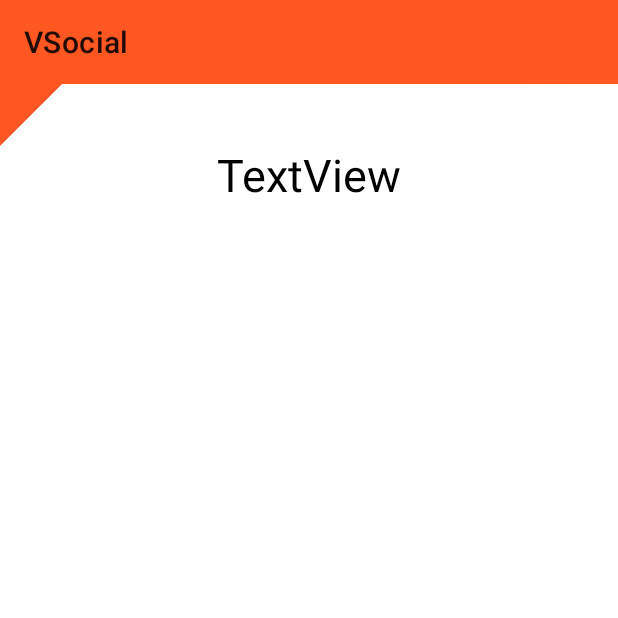
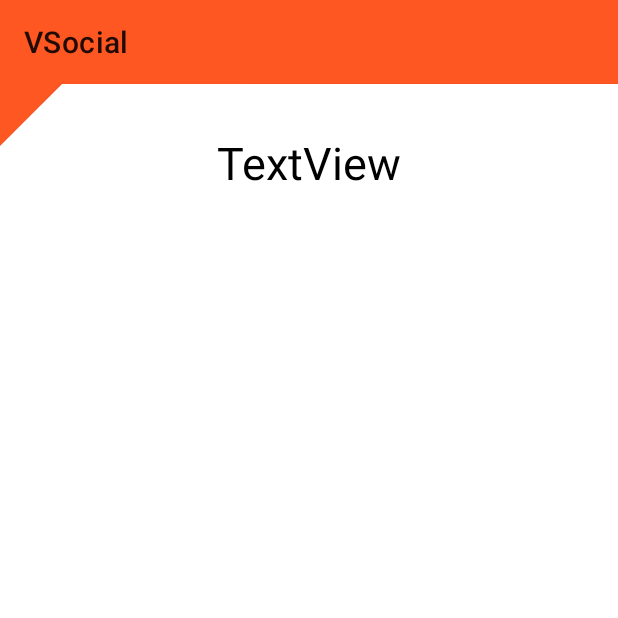
Before and after one commit to VadimKost/SocialNet_Android_app, an Android app: the UserActivity screen opened directly, with no data from a screen before it, on a phone screen of 412 x 824 dp, the top half of it. Run offline under Robolectric (Android 15) with nearby library versions, the phone set to English and light mode, and no system bars; our stand-ins replace Picasso; pictures from the network do not load.

Commit message:
Replacing DONE

```diff
--- a/app/src/main/java/com/V/VSocial/Data.kt
+++ b/app/src/main/java/com/V/VSocial/Data.kt
@@ -26,7 +26,7 @@ object SocialService {
 
 interface JSONPlaceHolderApi {
     @GET("currentuser/")
-    fun getCurrentUser(@Header("Authorization") credentials:String): Call<User>
+    fun getCurrentUser(@Header("Authorization") credentials: String?): Call<User>
 }
 
 
--- a/app/src/main/java/com/V/VSocial/UserActivity.kt
+++ b/app/src/main/java/com/V/VSocial/UserActivity.kt
@@ -1,9 +1,16 @@
 package com.V.VSocial
 
+import android.content.Context
 import android.os.Bundle
+import android.util.Log
+import android.widget.Toast
 import androidx.appcompat.app.AppCompatActivity
 import androidx.appcompat.widget.Toolbar
+import com.squareup.picasso.Picasso
 import kotlinx.android.synthetic.main.activity_user.*
+import retrofit2.Call
+import retrofit2.Callback
+import retrofit2.Response
 
 
 class UserActivity : AppCompatActivity(){
@@ -11,6 +18,27 @@ class UserActivity : AppCompatActivity(){
         super.onCreate(savedInstanceState)
         setContentView(R.layout.activity_user)
         setSupportActionBar(toolbar as Toolbar)
+        SocialService.Api()
+            .getCurrentUser(getSharedPreferences("Settings",Context.MODE_PRIVATE).getString("UAC",""))
+            .enqueue(object : Callback<User> {
+                override fun onResponse(call: Call<User>, response: Response<User>) {
+                    val user: User? = response.body()
+                    if (response.isSuccessful){
+                        if (user != null) {
+                            username_f.text=user.username
+                            val mPicasso = Picasso.with(this@UserActivity)
+                            mPicasso.setIndicatorsEnabled(true)
+                            mPicasso.load(user.img.photo).into(image);
+                        }
+                    }else{
+                        Toast.makeText(this@UserActivity, "Something went WRONG", Toast.LENGTH_SHORT).show()
+                    }
+                }
+                override fun onFailure(call: Call<User?>, t: Throwable) {
+                    Log.e("","lox")
+                    t.printStackTrace()
+                }
+            })
 
 
     }
--- a/app/src/main/res/layout/activity_user.xml
+++ b/app/src/main/res/layout/activity_user.xml
@@ -47,13 +47,15 @@
                 android:id="@+id/username_f"
                 android:layout_width="wrap_content"
                 android:layout_height="wrap_content"
-                android:layout_marginTop="24dp"
+                android:layout_marginTop="16dp"
                 android:text="TextView"
                 android:textColor="@color/primaryTextColor"
                 android:textSize="30sp"
+                app:layout_constraintBottom_toBottomOf="parent"
                 app:layout_constraintEnd_toEndOf="parent"
                 app:layout_constraintStart_toStartOf="parent"
-                app:layout_constraintTop_toBottomOf="@+id/image" />
+                app:layout_constraintTop_toBottomOf="@+id/image"
+                app:layout_constraintVertical_bias="0.0" />
 
         </androidx.constraintlayout.widget.ConstraintLayout>
     </com.google.android.material.card.MaterialCardView>
```
Also changed, not shown: app/src/main/java/com/V/VSocial/LoginActivity.kt (+9 -1 lines).
